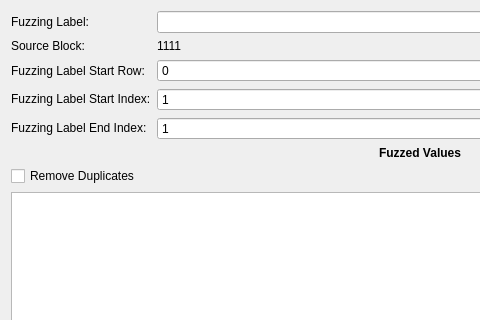
Old version of the form ui/fuzzing.ui in the repository jopohl/urh; both pictures show x 0 to 480 and y 0 to 320 of the 840 by 810 pixel window.
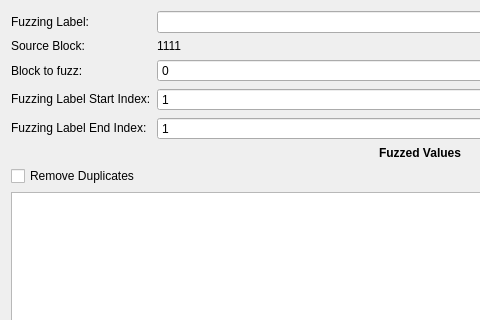
New version of the form. Icons and pictures are not drawn. Custom widgets are drawn as their Qt base class.

Commit message: remove edit all fuzzing labels

```diff
--- a/ui/fuzzing.ui
+++ b/ui/fuzzing.ui
@@ -111,7 +111,7 @@
       </sizepolicy>
      </property>
      <property name="text">
-      <string>Fuzzing Label Start Row:</string>
+      <string>Block to fuzz:</string>
      </property>
     </widget>
    </item>
```
Left out of the diff: 2 changed lines with no effect on the pictures. The commit also changes 4 other files.
